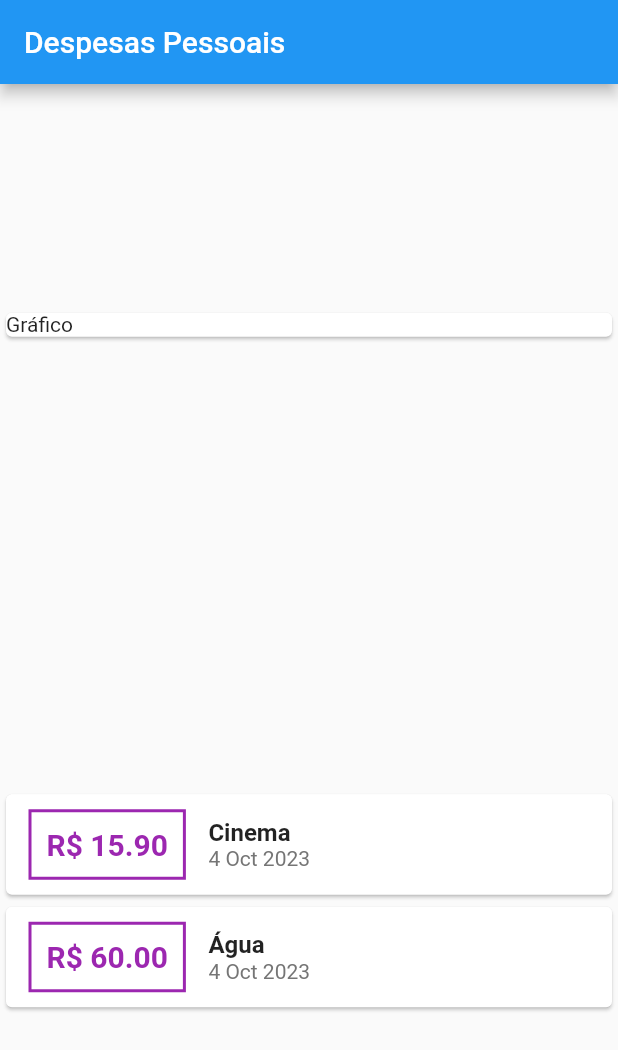
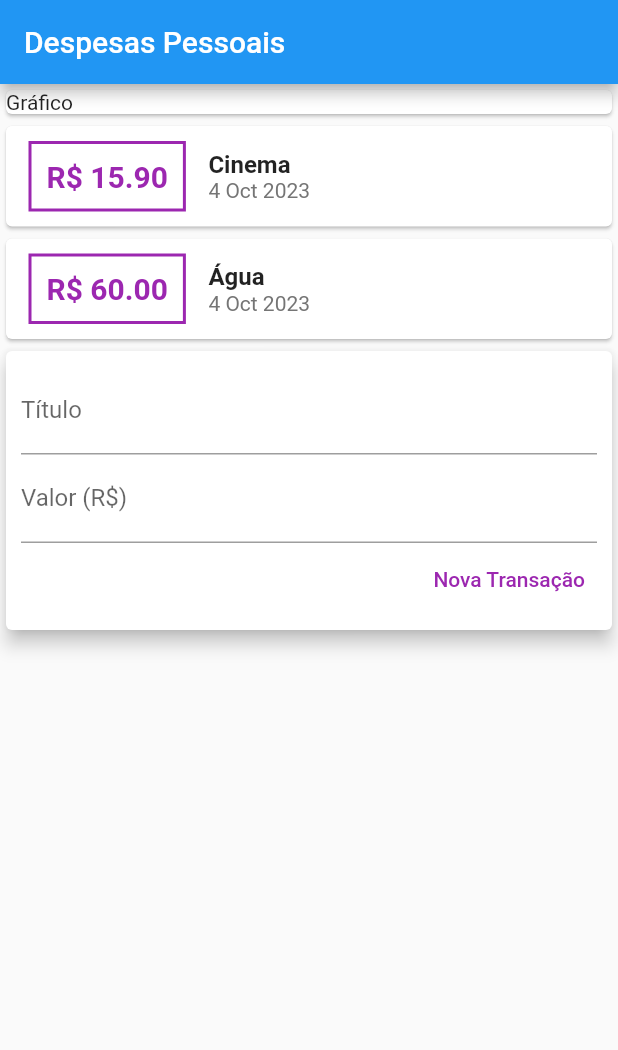
Before and after one commit to PedroLucasFernandes/personal-expenses-flutter-app, a Flutter app: the screen it shows after launch, on a phone screen of 412 x 824 dp. Shown: the top 1050 px of the screen. Run offline on Flutter 3.47's test engine with Material 2 defaults, Android fonts, the phone set to English and light mode, and no system bars.

Commit message:
feat: add new transaction button

```diff
--- a/lib/main.dart
+++ b/lib/main.dart
@@ -15,6 +15,10 @@ class ExpensesApp extends StatelessWidget {
 }
 
 class MyHomePage extends StatelessWidget {
+
+  final titleController = TextEditingController();
+  final valueController = TextEditingController();
+
   final _transactions = [
     Transaction(
       id: "t1",
@@ -37,7 +41,6 @@ class MyHomePage extends StatelessWidget {
         title: Text("Despesas Pessoais"),
       ),
       body: Column(
-        mainAxisAlignment: MainAxisAlignment.spaceAround,
         crossAxisAlignment: CrossAxisAlignment.stretch,
         children: <Widget>[
           Container(
@@ -94,6 +97,44 @@ class MyHomePage extends StatelessWidget {
               );
             }).toList(),
           ),
+          Card(
+            elevation: 5,
+            child: Padding(
+              padding: const EdgeInsets.all(10),
+              child: Column(
+                children: <Widget>[
+                  TextField(
+                    controller: titleController,
+                    decoration: InputDecoration(
+                      labelText: "Título",
+                    ),
+                  ),
+                  TextField(
+                    controller: valueController,
+                    decoration: InputDecoration(
+                      labelText: "Valor (R\$)",
+                    ),
+                  ),
+                  Row(
+                    mainAxisAlignment: MainAxisAlignment.end,
+                    children: [
+                      TextButton(
+                        child: Text(
+                          "Nova Transação",
+                          style: TextStyle(
+                            color: Colors.purple,
+                          ),
+                        ),
+                        onPressed: () {
+
+                        },
+                      ),
+                    ],
+                  ),
+                ],
+              ),
+            ),
+          ),
         ],
       )
     );
```
